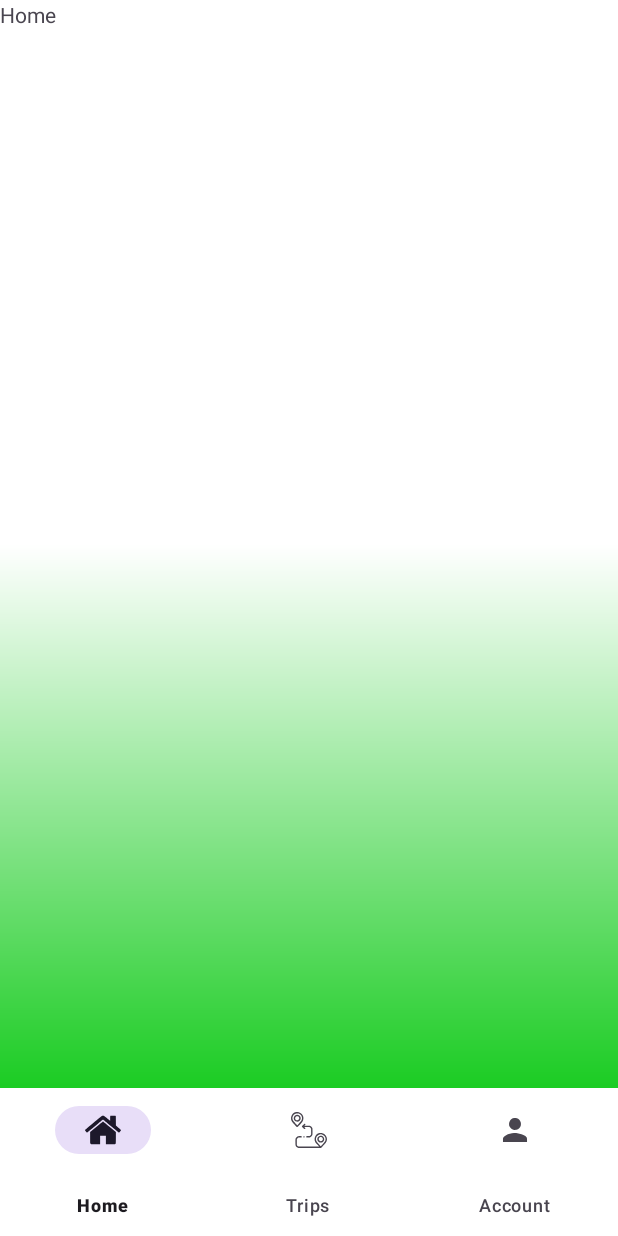
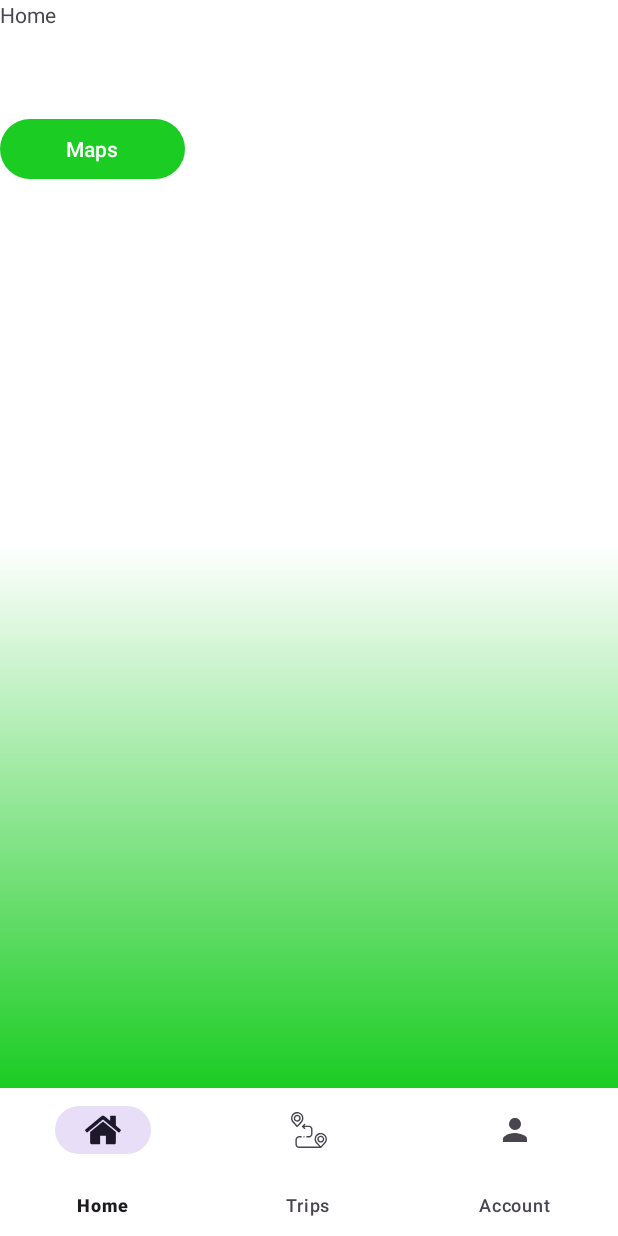
Before and after one commit to borakafadar/Roamio, an Android app: the screen it shows after launch (MainActivity), on a phone screen of 412 x 824 dp. Run offline under Robolectric (Android 15) with nearby library versions, the phone set to English and light mode, and no system bars.

Commit message:
Adds map functionality and Trip data model
Introduces a map activity with basic location tracking.
Adds a button to navigate to the map from the home fragment.

Also introduces a Trip class to represent trip data.
This will serve as the foundation for storing and managing trip information.

```diff
--- a/app/build.gradle
+++ b/app/build.gradle
@@ -41,6 +41,7 @@ dependencies {
     implementation libs.activity
     implementation libs.constraintlayout
     implementation libs.play.services.maps
+    implementation libs.play.services.location
     implementation(libs.material)
     testImplementation libs.junit
     androidTestImplementation libs.ext.junit
--- a/app/src/main/AndroidManifest.xml
+++ b/app/src/main/AndroidManifest.xml
@@ -2,6 +2,7 @@
 <manifest xmlns:android="http://schemas.android.com/apk/res/android"
     xmlns:tools="http://schemas.android.com/tools">
 
+    <uses-permission android:name="android.permission.INTERNET"/>
     <uses-permission android:name="android.permission.ACCESS_BACKGROUND_LOCATION" />
     <uses-permission android:name="android.permission.ACCESS_FINE_LOCATION" />
     <uses-permission android:name="android.permission.ACCESS_COARSE_LOCATION" />
--- a/app/src/main/java/com/borakafadar/roamio/HomeFragment.java
+++ b/app/src/main/java/com/borakafadar/roamio/HomeFragment.java
@@ -1,5 +1,6 @@
 package com.borakafadar.roamio;
 
+import android.content.Intent;
 import android.os.Bundle;
 
 import androidx.fragment.app.Fragment;
@@ -61,6 +62,16 @@ public class HomeFragment extends Fragment {
     public View onCreateView(LayoutInflater inflater, ViewGroup container,
                              Bundle savedInstanceState) {
         // Inflate the layout for this fragment
-        return inflater.inflate(R.layout.fragment_home, container, false);
+        View view = inflater.inflate(R.layout.fragment_home, container, false);
+
+        view.findViewById(R.id.mapsButton).setOnClickListener(new View.OnClickListener() {
+            @Override
+            public void onClick(View v) {
+                Intent intent = new Intent(HomeFragment.this.getActivity(),MapsActivity.class);
+                startActivity(intent);
+            }
+        });
+
+        return view;
     }
 }
--- a/app/src/main/res/layout/fragment_home.xml
+++ b/app/src/main/res/layout/fragment_home.xml
@@ -1,14 +1,23 @@
 <?xml version="1.0" encoding="utf-8"?>
-<FrameLayout xmlns:android="http://schemas.android.com/apk/res/android"
+<RelativeLayout xmlns:android="http://schemas.android.com/apk/res/android"
     xmlns:tools="http://schemas.android.com/tools"
     android:layout_width="match_parent"
     android:layout_height="match_parent"
     tools:context=".HomeFragment">
 
     <!-- TODO: Update blank fragment layout -->
+
     <TextView
-        android:layout_width="match_parent"
-        android:layout_height="match_parent"
+        android:layout_width="123dp"
+        android:layout_height="123dp"
+        android:id="@+id/textView1"
         android:text="Home" />
 
-</FrameLayout>
+    <Button
+        android:id="@+id/mapsButton"
+        android:layout_width="123dp"
+        android:layout_height="wrap_content"
+        android:layout_alignBottom="@id/textView1"
+        android:text="Maps" />
+
+</RelativeLayout>
--- a/gradle/libs.versions.toml
+++ b/gradle/libs.versions.toml
@@ -1,5 +1,5 @@
 [versions]
-agp = "8.11.0"
+agp = "8.11.1"
 fragment = "1.5.4"
 junit = "4.13.2"
 junitVersion = "1.2.1"
@@ -9,6 +9,7 @@ material = "1.12.0"
 activity = "1.10.1"
 constraintlayout = "2.1.4"
 playServicesAds = "24.4.0"
+playServicesLocation = "21.3.0"
 playServicesMaps = "19.2.0"
 googleAndroidLibrariesMapsplatformSecretsGradlePlugin = "2.0.1"
 secretsGradlePlugin = "2.0.1"
@@ -23,6 +24,7 @@ material = { group = "com.google.android.material", name = "material", version.r
 activity = { group = "androidx.activity", name = "activity", version.ref = "activity" }
 constraintlayout = { group = "androidx.constraintlayout", name = "constraintlayout", version.ref = "constraintlayout" }
 play-services-ads = { group = "com.google.android.gms", name = "play-services-ads", version.ref = "playServicesAds" }
+play-services-location = { module = "com.google.android.gms:play-services-location", version.ref = "playServicesLocation" }
 play-services-maps = { group = "com.google.android.gms", name = "play-services-maps", version.ref = "playServicesMaps" }
 secrets-gradle-plugin = { module = "com.google.android.libraries.mapsplatform.secrets-gradle-plugin:secrets-gradle-plugin", version.ref = "secretsGradlePlugin" }
 
```
Also changed, not shown: app/src/main/java/com/borakafadar/roamio/MapsActivity.java (+100 -1 lines), app/src/main/java/com/borakafadar/roamio/Trip.java (added, +51 -0 lines).
